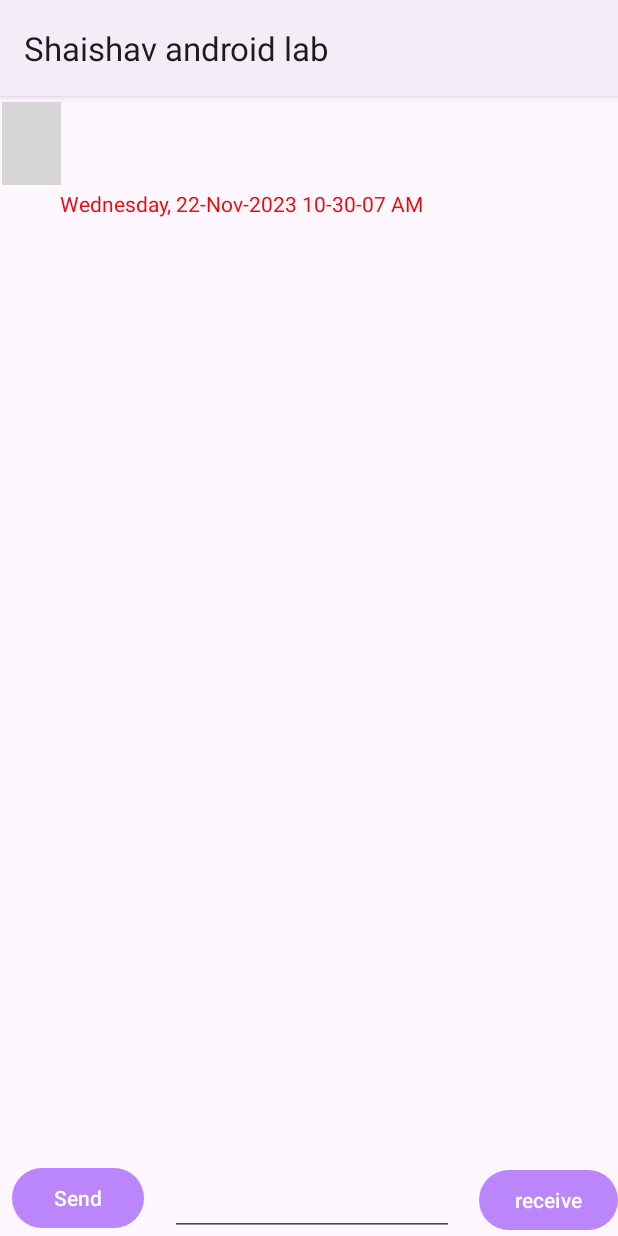
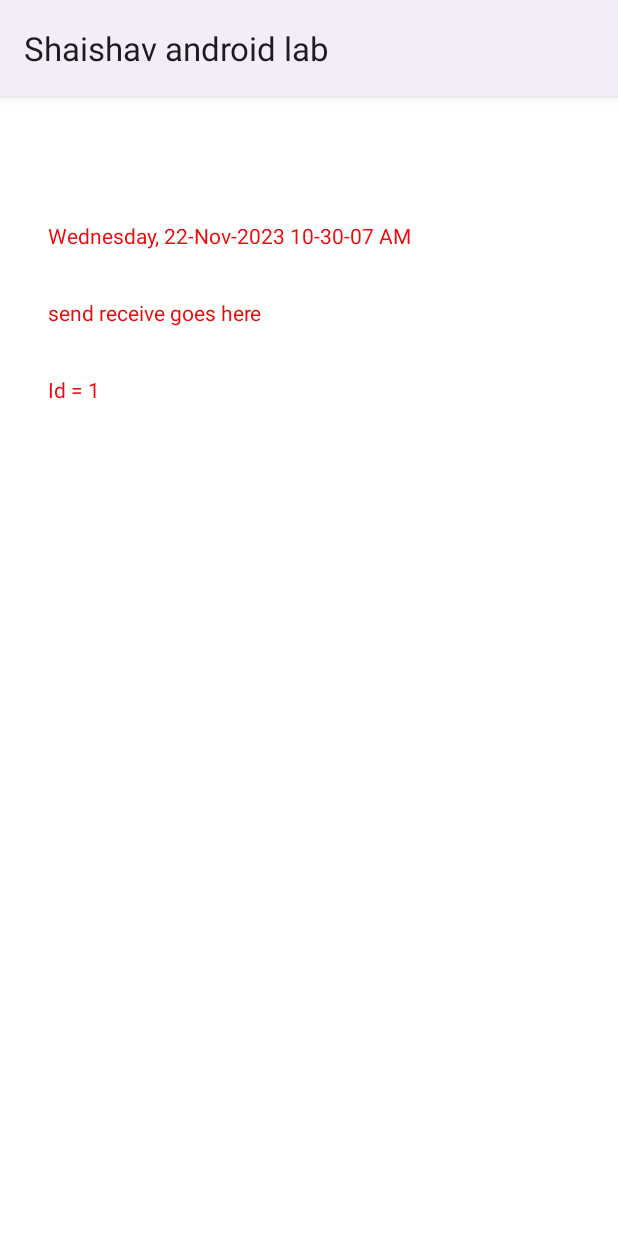
Before and after one commit to ShaishavGoyal/Shaishav_android_lab, an Android app: the screen it shows after launch (ChatRoom), after a tap on an icon or button, on a phone screen of 412 x 824 dp. Run offline under Robolectric (Android 15) with nearby library versions, the phone set to English and light mode, and no system bars; our stand-ins replace Room's generated code; 1 other tap on this screen came first; grey boxes are pictures that could not be loaded.

Commit message:
Week8 completed

```diff
--- a/app/src/main/res/layout/activity_chat_room.xml
+++ b/app/src/main/res/layout/activity_chat_room.xml
@@ -1,11 +1,10 @@
 <?xml version="1.0" encoding="utf-8"?>
-<androidx.constraintlayout.widget.ConstraintLayout
-    xmlns:android="http://schemas.android.com/apk/res/android"
+<androidx.constraintlayout.widget.ConstraintLayout xmlns:android="http://schemas.android.com/apk/res/android"
     xmlns:app="http://schemas.android.com/apk/res-auto"
     xmlns:tools="http://schemas.android.com/tools"
     android:layout_width="match_parent"
     android:layout_height="match_parent"
-    tools:context=".ui.ChatRoom">
+    tools:context=".ChatRoom">
 
     <androidx.recyclerview.widget.RecyclerView
         android:id="@+id/recycleView"
@@ -45,4 +44,14 @@
         app:layout_constraintBottom_toBottomOf="parent"
         app:layout_constraintEnd_toEndOf="parent" />
 
+    <FrameLayout
+        android:id="@+id/fragmentLocation"
+        android:layout_width="0dp"
+        android:layout_height="0dp"
+        app:layout_constraintBottom_toBottomOf="parent"
+        app:layout_constraintEnd_toEndOf="parent"
+        app:layout_constraintStart_toStartOf="parent"
+        app:layout_constraintTop_toTopOf="parent"
+        app:layout_constraintVertical_bias="0.0" />
+
 </androidx.constraintlayout.widget.ConstraintLayout>
```
